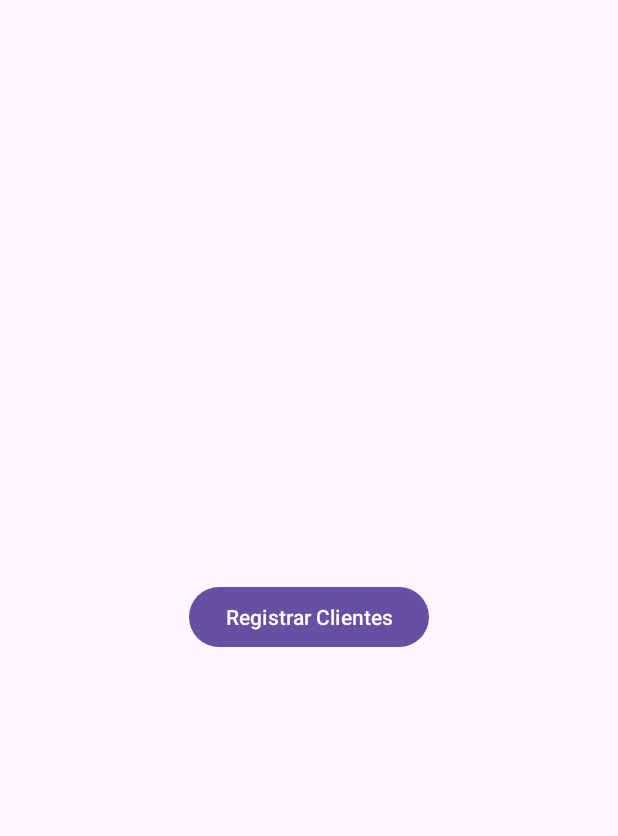
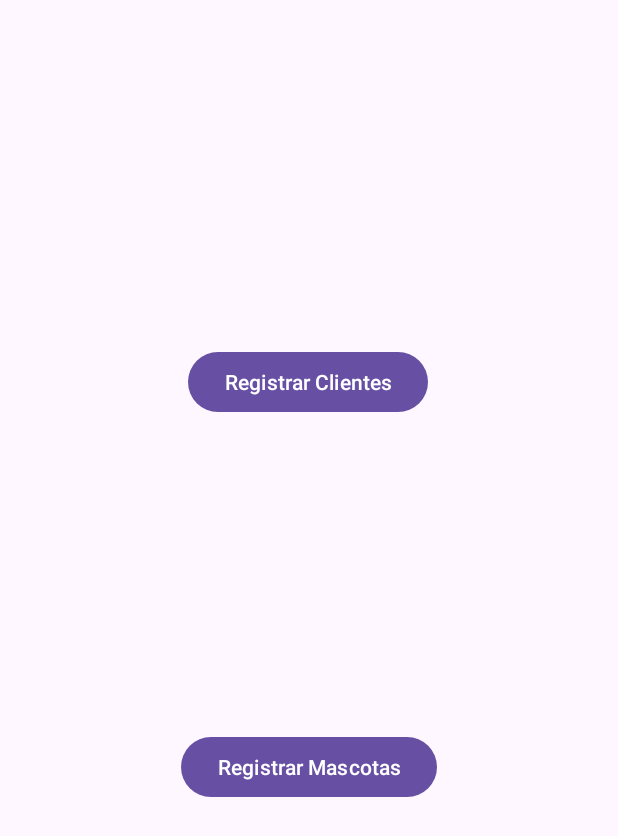
Before and after one commit to JohanLuque/AppVeterinaria, an Android app: the Dashboard screen opened directly, with no data from a screen before it, on a phone screen of 412 x 824 dp. Shown: the top 836 px of the screen. Run offline under Robolectric (Android 15) with nearby library versions, the phone set to English and light mode, and no system bars.

```diff
--- a/app/src/main/AndroidManifest.xml
+++ b/app/src/main/AndroidManifest.xml
@@ -16,6 +16,9 @@
         android:theme="@style/Theme.Veterinaria"
         android:usesCleartextTraffic="true"
         tools:targetApi="31">
+        <activity
+            android:name=".RegistrarMascota"
+            android:exported="false" />
         <activity
             android:name=".RegistarCliente"
             android:exported="false" />
--- a/app/src/main/java/com/example/veterinaria/Dashboard.java
+++ b/app/src/main/java/com/example/veterinaria/Dashboard.java
@@ -8,7 +8,7 @@ import android.view.View;
 import android.widget.Button;
 
 public class Dashboard extends AppCompatActivity {
-    Button btAbrirCliente;
+    Button btAbrirCliente, btAbrirMascota;
 
     @Override
     protected void onCreate(Bundle savedInstanceState) {
@@ -21,9 +21,16 @@ public class Dashboard extends AppCompatActivity {
                 abrirActivity(RegistarCliente.class);
             }
         });
+        btAbrirMascota.setOnClickListener(new View.OnClickListener() {
+            @Override
+            public void onClick(View view) {
+                abrirActivity(RegistrarMascota.class);
+            }
+        });
     }
     private void loadUI(){
         btAbrirCliente = findViewById(R.id.btAbrirCliente);
+        btAbrirMascota = findViewById(R.id.btAbrirMascota);
     }
     private void abrirActivity(Class variable){
         startActivity(new Intent(getApplicationContext(), variable));
--- a/app/src/main/res/layout/activity_dashboard.xml
+++ b/app/src/main/res/layout/activity_dashboard.xml
@@ -13,7 +13,19 @@
         android:text="Registrar Clientes"
         app:layout_constraintBottom_toBottomOf="parent"
         app:layout_constraintEnd_toEndOf="parent"
+        app:layout_constraintHorizontal_bias="0.497"
         app:layout_constraintStart_toStartOf="parent"
         app:layout_constraintTop_toTopOf="parent"
-        app:layout_constraintVertical_bias="0.499" />
+        app:layout_constraintVertical_bias="0.297" />
+
+    <Button
+        android:id="@+id/btAbrirMascota"
+        android:layout_width="wrap_content"
+        android:layout_height="wrap_content"
+        android:text="Registrar Mascotas"
+        app:layout_constraintBottom_toBottomOf="parent"
+        app:layout_constraintEnd_toEndOf="parent"
+        app:layout_constraintStart_toStartOf="parent"
+        app:layout_constraintTop_toTopOf="parent"
+        app:layout_constraintVertical_bias="0.628" />
 </androidx.constraintlayout.widget.ConstraintLayout>
```
Also changed, not shown: app/src/main/java/com/example/veterinaria/RegistrarMascota.java (added, +14 -0 lines), app/src/main/res/layout/activity_registrar_mascota.xml (added, +34 -0 lines), 1 other file.
